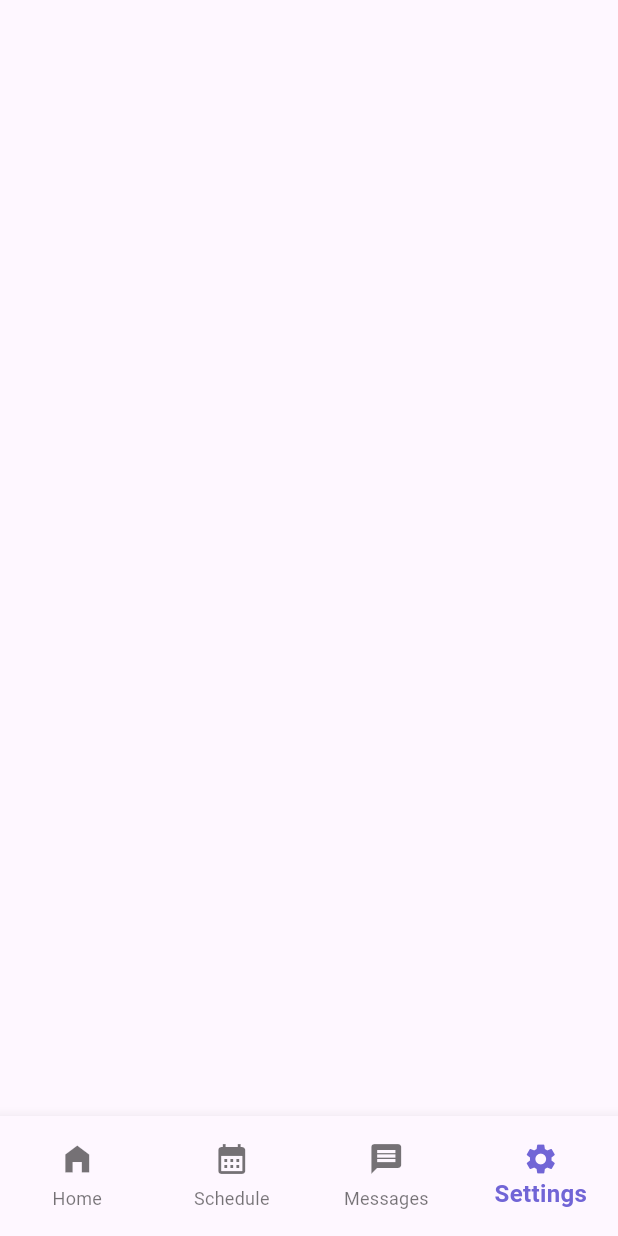
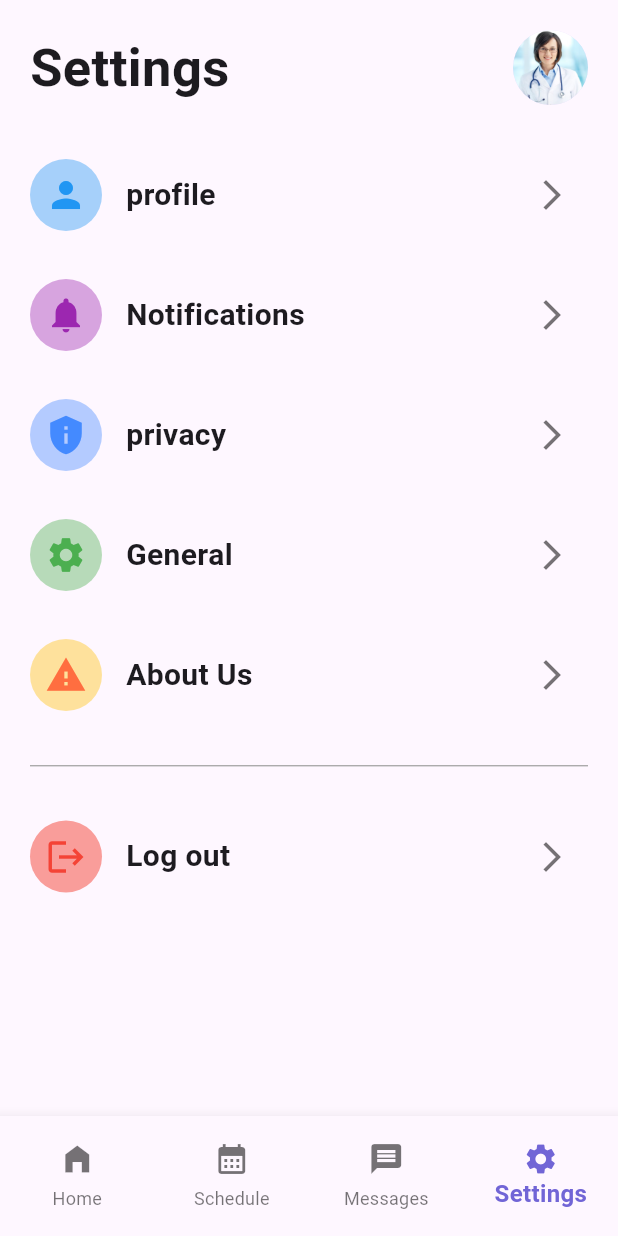
Before and after one commit to abdulrhmanGhandour/medic-app, a Flutter app: the NavBarRoots screen opened directly, item 4 of the bottom bar chosen, on a phone screen of 412 x 824 dp. Run offline on Flutter 3.47's test engine with Material 3 defaults, Android fonts, the phone set to English and light mode, and no system bars; our stand-ins replace go_router.

Commit message:
settings view done & create clinics view

```diff
--- a/lib/core/utls/widgets/custom_app_bar.dart
+++ b/lib/core/utls/widgets/custom_app_bar.dart
@@ -7,6 +7,7 @@ class CustomAppBar extends StatelessWidget {
 
   final String image;
   final String text;
+ //final bool isEmpity;
 
   @override
   Widget build(BuildContext context) {
@@ -21,7 +22,7 @@ class CustomAppBar extends StatelessWidget {
           const Spacer(),
           CircleAvatar(
             radius: 25,
-            backgroundImage: AssetImage(image),
+            backgroundImage:   AssetImage(image),
           ),
         ],
       ),
--- a/lib/core/utls/widgets/nav_bar.dart
+++ b/lib/core/utls/widgets/nav_bar.dart
@@ -1,8 +1,9 @@
 import 'package:flutter/material.dart';
 import 'package:medicapp/core/utls/colors.dart';
 import 'package:medicapp/core/utls/styles.dart';
-import 'package:medicapp/features/home/presanteion/view/home_view.dart';
+import 'package:medicapp/features/clinics/presanteion/view/clinics_view.dart';
 import 'package:medicapp/features/schedule/presanteion/view/schedule_view.dart';
+import 'package:medicapp/features/settings/presanteion/view/settings_view.dart';
 
 class NavBarRoots extends StatefulWidget {
   const NavBarRoots({super.key});
@@ -15,7 +16,7 @@ class _NavBarRootsState extends State<NavBarRoots> {
   int _selectedIndex = 0;
   final _views = [
     //home view
-    const HomeView(),
+    const ClinicsView(),
 
     //Schedule view
     const ScheduleView(),
@@ -24,7 +25,7 @@ class _NavBarRootsState extends State<NavBarRoots> {
     Container(),
 
     //setting view
-    Container(),
+    const SettingsView(),
   ];
 
   @override
--- /dev/null
+++ b/lib/features/clinics/presanteion/view/clinics_view.dart
@@ -0,0 +1,13 @@
+import 'package:flutter/material.dart';
+import 'package:medicapp/features/clinics/presanteion/view/widgets/clinics_view_body.dart';
+
+class ClinicsView extends StatelessWidget {
+  const ClinicsView({super.key});
+
+  @override
+  Widget build(BuildContext context) {
+    return const Scaffold(
+      body: ClinicsViewBody(),
+    );
+  }
+}
--- /dev/null
+++ b/lib/features/clinics/presanteion/view/widgets/clinics_view_body.dart
@@ -0,0 +1,16 @@
+import 'package:flutter/material.dart';
+import 'package:medicapp/core/utls/assets.dart';
+import 'package:medicapp/core/utls/widgets/custom_app_bar.dart';
+
+class ClinicsViewBody extends StatelessWidget {
+  const ClinicsViewBody({super.key});
+
+  @override
+  Widget build(BuildContext context) {
+    return const Column(
+      children: [
+        CustomAppBar(image: AssetsData.kDoctor1Image, text: 'Hello Alex'),
+      ],
+    );
+  }
+}
--- /dev/null
+++ b/lib/features/settings/presanteion/view/settings_view.dart
@@ -0,0 +1,15 @@
+import 'package:flutter/material.dart';
+import 'package:medicapp/features/settings/presanteion/view/widgets/settings_view_body.dart';
+
+class SettingsView extends StatelessWidget {
+  const SettingsView({super.key});
+
+  @override
+  Widget build(BuildContext context) {
+    return const SafeArea(
+      child:  Scaffold(
+        body: SetteingsViewBody(),
+      ),
+    );
+  }
+}
--- /dev/null
+++ b/lib/features/settings/presanteion/view/widgets/settings_item.dart
@@ -0,0 +1,58 @@
+import 'package:flutter/material.dart';
+import 'package:medicapp/core/utls/styles.dart';
+
+class SettengesItem extends StatelessWidget {
+  const SettengesItem(
+      {super.key,
+      required this.color,
+      required this.iconColor,
+      required this.icon,
+      required this.text});
+
+  final Color color;
+  final Color iconColor;
+  final IconData icon;
+  final String text;
+
+  @override
+  Widget build(BuildContext context) {
+    return Padding(
+      padding: const EdgeInsets.symmetric(vertical:16,horizontal: 20),
+      child: Row(
+        children: [
+          Container(
+            decoration:  BoxDecoration(
+              shape: BoxShape.circle,
+              color: color,
+            ),
+            child: IconButton(
+              onPressed: () {},
+              icon:  Icon(
+               icon,
+                color: iconColor,
+                size: 28,
+              ),
+            ),
+          ),
+          const SizedBox(
+            width:16,
+          ),
+          Text(
+            text,
+            style: Styles.textStyle20.copyWith(
+              fontWeight: FontWeight.bold,
+            ),
+          ),
+          const Spacer(),
+          IconButton(
+            onPressed: () {},
+            icon: const Icon(
+              Icons.arrow_forward_ios,
+              color: Colors.black54,
+            ),
+          ),
+        ],
+      ),
+    );
+  }
+}
--- /dev/null
+++ b/lib/features/settings/presanteion/view/widgets/settings_list.dart
@@ -0,0 +1,44 @@
+import 'package:flutter/material.dart';
+import 'package:medicapp/features/settings/presanteion/view/widgets/settings_item.dart';
+
+class SettingsList extends StatelessWidget {
+  const SettingsList({super.key});
+
+  @override
+  Widget build(BuildContext context) {
+    return Column(
+      children: [
+        SettengesItem(
+          text: 'profile',
+          icon: Icons.person,
+          color: Colors.blue.withOpacity(.4),
+          iconColor: Colors.blue,
+        ),
+        SettengesItem(
+          text: 'Notifications',
+          icon: Icons.notifications,
+          iconColor: Colors.purple,
+          color: Colors.purple.withOpacity(.4),
+        ),
+        SettengesItem(
+          text: 'privacy',
+          icon: Icons.privacy_tip,
+          iconColor: Colors.blueAccent,
+          color: Colors.blueAccent.withOpacity(.4),
+        ),
+        SettengesItem(
+          text: 'General',
+          icon: Icons.settings,
+          color: Colors.green.withOpacity(.4),
+          iconColor: Colors.green,
+        ),
+        SettengesItem(
+          text: 'About Us',
+          icon: Icons.warning,
+          color: Colors.amber.withOpacity(.4),
+          iconColor: Colors.deepOrangeAccent,
+        ),
+      ],
+    );
+  }
+}
--- /dev/null
+++ b/lib/features/settings/presanteion/view/widgets/settings_view_body.dart
@@ -0,0 +1,38 @@
+import 'package:flutter/material.dart';
+import 'package:medicapp/core/utls/assets.dart';
+import 'package:medicapp/core/utls/widgets/custom_app_bar.dart';
+import 'package:medicapp/features/settings/presanteion/view/widgets/settings_item.dart';
+import 'package:medicapp/features/settings/presanteion/view/widgets/settings_list.dart';
+
+class SetteingsViewBody extends StatelessWidget {
+  const SetteingsViewBody({super.key});
+
+  @override
+  Widget build(BuildContext context) {
+    return SingleChildScrollView(
+      child: Column(
+        children: [
+          const CustomAppBar(
+            image: AssetsData.kDoctor1Image,
+            text: 'Settings',
+          ),
+          const SettingsList(),
+          const Padding(
+            padding: EdgeInsets.all(20.0),
+            child: Divider(
+              height: 1,
+              color: Colors.grey,
+              thickness: 0.8,
+            ),
+          ),
+          SettengesItem(
+            icon: Icons.logout,
+            text: 'Log out',
+            color: Colors.red.withOpacity(.5),
+            iconColor: Colors.red,
+          ),
+        ],
+      ),
+    );
+  }
+}
--- a/lib/features/splash/presanteion/view/widget/welcome_view_body.dart
+++ b/lib/features/splash/presanteion/view/widget/welcome_view_body.dart
@@ -1,7 +1,6 @@
 import 'package:flutter/material.dart';
 import 'package:go_router/go_router.dart';
 import 'package:medicapp/core/utls/app_router.dart';
-
 import 'package:medicapp/core/utls/assets.dart';
 import 'package:medicapp/core/utls/colors.dart';
 import 'package:medicapp/core/utls/styles.dart';
@@ -22,10 +21,11 @@ class WelcomViewBody extends StatelessWidget {
             child: TextButton(
               onPressed: () {
                 Navigator.push(
-                    context,
-                    MaterialPageRoute(
-                      builder: (context) => const NavBarRoots(),
-                    ));
+                  context,
+                  MaterialPageRoute(
+                    builder: (context) => const NavBarRoots(),
+                  ),
+                );
               },
               child: Text(
                 'Skip',
@@ -70,7 +70,7 @@ class WelcomViewBody extends StatelessWidget {
                 text: 'Log in',
                 color: ColorData.kPrimaryColor,
                 textColor: Colors.white,
-                onTap: (){
+                onTap: () {
                   GoRouter.of(context).push(AppRouter.kLoginView);
                 },
               ),
@@ -78,12 +78,33 @@ class WelcomViewBody extends StatelessWidget {
                 text: 'Sign in',
                 color: ColorData.kPrimaryColor,
                 textColor: Colors.white,
-                 onTap: (){
+                onTap: () {
                   GoRouter.of(context).push(AppRouter.kSingUpView);
                 },
               ),
             ],
           ),
+          const SizedBox(
+            height: 20,
+          ),
+          Row(
+            mainAxisAlignment: MainAxisAlignment.center,
+            children: [
+              Text(
+                'Are you Admin?',
+                style: Styles.textStyle14.copyWith(fontWeight: FontWeight.bold),
+              ),
+              TextButton(
+                onPressed: () {},
+                child: Text(
+                  'login',
+                  style: Styles.textStyle16.copyWith(
+                    color: ColorData.kPrimaryColor,
+                  ),
+                ),
+              ),
+            ],
+          )
         ],
       ),
     );
--- a/lib/main.dart
+++ b/lib/main.dart
@@ -1,4 +1,5 @@
 import 'package:flutter/material.dart';
+//import 'package:google_fonts/google_fonts.dart';
 import 'package:medicapp/core/utls/app_router.dart';
 
 void main() {
@@ -11,9 +12,11 @@ class MedicApp extends StatelessWidget {
   @override
   Widget build(BuildContext context) {
     return MaterialApp.router(
-      theme: ThemeData.light(),
-       routerConfig: AppRouter.router,
-       debugShowCheckedModeBanner: false,
+      theme: ThemeData.light().copyWith(
+   //  textTheme: GoogleFonts.montserratTextTheme(ThemeData.dark().textTheme),
+      ),
+      routerConfig: AppRouter.router,
+      debugShowCheckedModeBanner: false,
     );
   }
 }
--- a/pubspec.yaml
+++ b/pubspec.yaml
@@ -32,6 +32,7 @@ dependencies:
   flutter:
     sdk: flutter
   go_router: ^12.0.0
+  google_fonts: ^5.0.0
 
 dev_dependencies:
 
```
Also changed, not shown: pubspec.lock, 1 other file.
